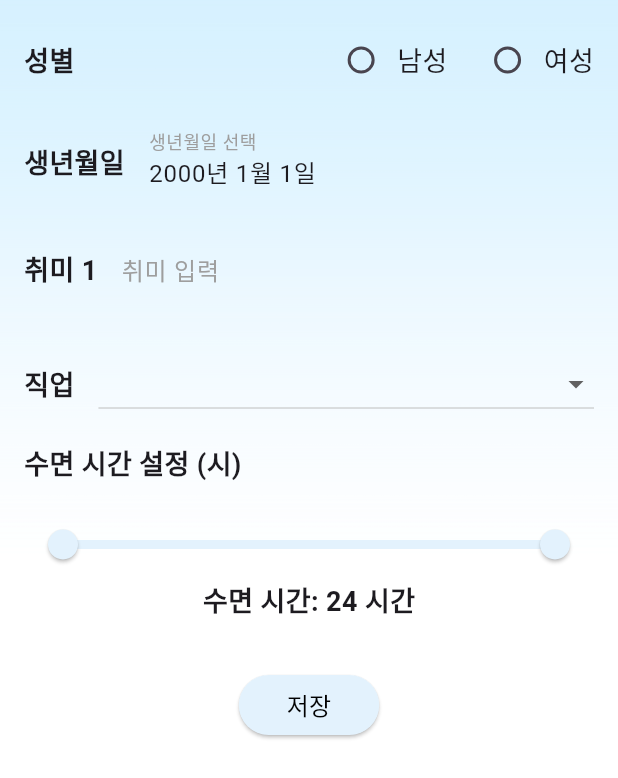
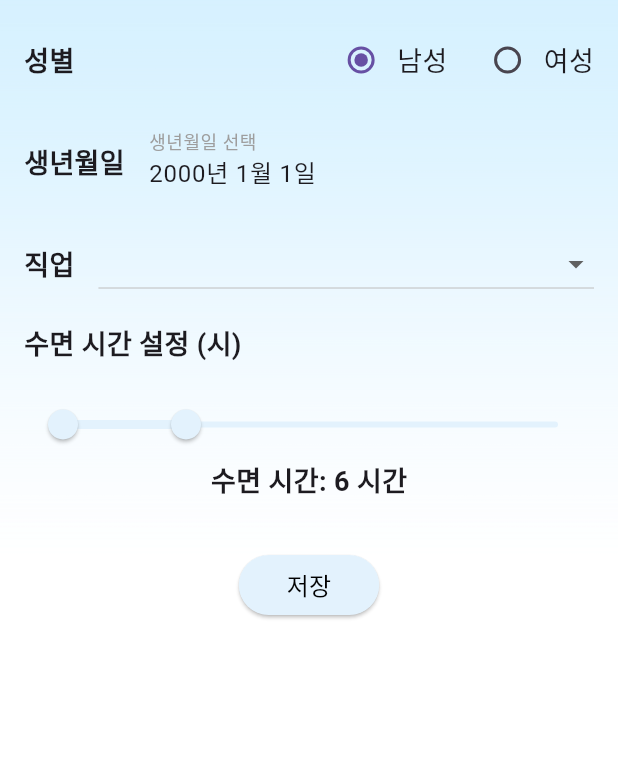
Before and after one commit to 2024-AISCHOOL-APP/StressCheck, a Flutter app: the screen it shows after launch, item 4 of the bottom bar chosen, after a tap on "정보 수정", on a phone screen of 412 x 824 dp. Shown: the top 778 px of the screen. Run offline on Flutter 3.47's test engine with Material 3 defaults, Android fonts, the phone set to English and light mode, and no system bars; our stand-ins replace flutter_blue_plus, permission_handler.

Commit message:
정보수정, 마이페이지 백

```diff
--- a/flutter_application_stresscheck/lib/app_screen/auth_provider.dart
+++ b/flutter_application_stresscheck/lib/app_screen/auth_provider.dart
@@ -3,20 +3,45 @@ import 'package:flutter/material.dart';
 class AuthProvider with ChangeNotifier {
   String? _userId;
   String? _userName;  // user_name 저장
+  String? _userGender;  // user_gender 저장
+  String? _userBirthdate;  // user_birthdate 저장
+  String? _userJob;  // user_job 저장
+  int? _userSleep;  // user_sleep 저장
 
   bool get isLoggedIn => _userId != null;
   String? get userId => _userId;
-  String? get userName => _userName;  // user_name 가져오기
+  String? get userName => _userName;
+  String? get userGender => _userGender;
+  String? get userBirthdate => _userBirthdate;
+  String? get userJob => _userJob;
+  int? get userSleep => _userSleep;
 
-  void login(String userId, String userName) {
+  void login(String userId, String userName, String userGender, String userBirthdate, String userJob, int userSleep) {
     _userId = userId;
-    _userName = userName;  // user_name 저장
+    _userName = userName;
+    _userGender = userGender;
+    _userBirthdate = userBirthdate;
+    _userJob = userJob;
+    _userSleep = userSleep;
+    notifyListeners();
+  }
+
+  // 정보 수정 시 사용자 정보를 업데이트
+  void updateUserDetails(String userGender, String userBirthdate, String userJob, int userSleep) {
+    _userGender = userGender;
+    _userBirthdate = userBirthdate;
+    _userJob = userJob;
+    _userSleep = userSleep;
     notifyListeners();
   }
 
   void logout() {
     _userId = null;
-    _userName = null;  // 로그아웃 시 user_name 초기화
+    _userName = null;
+    _userGender = null;
+    _userBirthdate = null;
+    _userJob = null;
+    _userSleep = null;
     notifyListeners();
   }
 }
--- a/flutter_application_stresscheck/lib/app_screen/mypage.dart
+++ b/flutter_application_stresscheck/lib/app_screen/mypage.dart
@@ -5,15 +5,25 @@ import 'package:flutter_application_stresscheck/app_screen/past_reslut.dart';
 import 'package:flutter_application_stresscheck/app_screen/result.dart';
 import 'package:flutter_application_stresscheck/app_screen/stress_map.dart';
 import 'package:flutter_application_stresscheck/app_screen/user_detail.dart';
-import 'package:provider/provider.dart';  // Provider 사용
-import 'auth_provider.dart';  // AuthProvider import
+import 'package:provider/provider.dart'; // Provider 사용
+import 'auth_provider.dart'; // AuthProvider import
+import 'package:intl/intl.dart'; // 날짜 처리를 위한 패키지
 
 class MyPage extends StatelessWidget {
+  final String? userId; // 사용자 ID를 받기 위한 필드 추가
+
+  MyPage({this.userId}); // 생성자에서 사용자 ID를 받을 수 있도록 설정
+
   @override
   Widget build(BuildContext context) {
     // 로그인된 사용자 정보를 가져오기
     final authProvider = Provider.of<AuthProvider>(context);
-    final String? userName = authProvider.userName;  // 로그인된 사용자의 이름
+    final String? userName = authProvider.userName; // 로그인된 사용자의 이름
+    final String? userGender = _convertGender(authProvider.userGender); // 로그인된 사용자의 성별을 변환
+    final String? userBirthdate = authProvider.userBirthdate; // 로그인된 사용자의 생년월일
+    final String? userJob = authProvider.userJob; // 로그인된 사용자의 직업
+    final int? userSleep = authProvider.userSleep; // 로그인된 사용자의 수면 시간
+    final int? userAge = _calculateAge(userBirthdate); // 생년월일을 나이로 변환
 
     return Scaffold(
       body: SafeArea(
@@ -29,77 +39,42 @@ class MyPage extends StatelessWidget {
             Padding(
               padding: const EdgeInsets.all(16.0),
               child: SingleChildScrollView(
-                // 스크롤 가능하도록 설정
                 child: Column(
                   crossAxisAlignment: CrossAxisAlignment.start,
                   children: [
                     Image.asset(
                       'image/logo.png',
-                      width: MediaQuery.of(context).size.width * 1.0,
+                      width: MediaQuery.of(context).size.width,
                       height: MediaQuery.of(context).size.width * 0.4,
                     ),
                     SizedBox(height: 24),
                     Center(
                       child: Text(
-                        userName != null ? "$userName 님" : "사용자 이름 불러오는 중...",  // 사용자 이름 표시
-                        style: TextStyle(
-                          fontSize: 24,
-                          fontWeight: FontWeight.w600,
-                        ),
+                        userName != null ? "$userName 님" : "",
+                        style: TextStyle(fontSize: 24, fontWeight: FontWeight.w600),
                       ),
                     ),
                     SizedBox(height: 36),
-                    buildInfoRow('성별', '남성'),
+                    // 사용자 정보 표시
+                    buildInfoRow('성별', userGender ?? ''),
                     SizedBox(height: 16),
-                    buildInfoRow('나이', '26세'),
+                    buildInfoRow('나이', userAge != null ? '$userAge 세' : ''),
                     SizedBox(height: 16),
-                    buildInfoRow('직업', '백수'),
+                    buildInfoRow('직업', userJob ?? ''),
                     SizedBox(height: 16),
-                    buildInfoRow('취미', '운동'),
-                    SizedBox(height: 16),
-                    buildInfoRow('수면시간', '8 시간'),
-
+                    buildInfoRow('수면시간', userSleep != null ? '$userSleep 시간' : ''),
                     SizedBox(height: 36),
                     // 정보 수정 버튼 추가
-                    Row(
-                      mainAxisAlignment: MainAxisAlignment.center,
-                      children: [
-                        ElevatedButton(
-                          onPressed: () {
-                            _imformation(context); // 정보 수정 메서드 호출
-                          },
-                          style: ElevatedButton.styleFrom(
-                            padding: EdgeInsets.symmetric(
-                              horizontal: 32,
-                              vertical: 8,
-                            ),
-                            backgroundColor: Colors.blue[50], // 버튼 배경색 변경
-                            foregroundColor: Colors.black, // 글씨 색 변경
-                          ),
-                          child: Text(
-                            '정보 수정',
-                            style: TextStyle(fontSize: 16),
-                          ),
+                    Center(
+                      child: ElevatedButton(
+                        onPressed: () => _navigateToUserDetail(context), // 정보 수정 메서드 호출
+                        style: ElevatedButton.styleFrom(
+                          padding: EdgeInsets.symmetric(horizontal: 32, vertical: 8),
+                          backgroundColor: Colors.blue[50], // 버튼 배경색 변경
+                          foregroundColor: Colors.black, // 글씨 색 변경
                         ),
-                        SizedBox(width: 25),
-                        ElevatedButton(
-                          onPressed: () {
-                            _logout(context); // 로그아웃 메서드 호출
-                          },
-                          style: ElevatedButton.styleFrom(
-                            padding: EdgeInsets.symmetric(
-                              horizontal: 32,
-                              vertical: 8,
-                            ),
-                            backgroundColor: Colors.blue[50], // 버튼 배경색 변경
-                            foregroundColor: Colors.black, // 글씨 색 변경
-                          ),
-                          child: Text(
-                            '로그아웃',
-                            style: TextStyle(fontSize: 16),
-                          ),
-                        ),
-                      ],
+                        child: Text('정보 수정', style: TextStyle(fontSize: 16)),
+                      ),
                     ),
                   ],
                 ),
@@ -110,6 +85,34 @@ class MyPage extends StatelessWidget {
       ),
       bottomNavigationBar: _buildCustomBottomAppBar(context), // 하단 네비게이션바 추가
     );
+  }
+
+  // 성별 변환 메서드 (F -> 여성, M -> 남성)
+  String? _convertGender(String? gender) {
+    if (gender == 'F') return '여성';
+    if (gender == 'M') return '남성';
+    return '';
+  }
+
+  // 나이 계산 메서드 (생년월일을 나이로 변환)
+  int? _calculateAge(String? birthdate) {
+    if (birthdate == null) return null;
+
+    try {
+      DateTime birthDate = DateFormat('yyyy-MM-dd').parse(birthdate);
+      DateTime today = DateTime.now();
+      int age = today.year - birthDate.year;
+
+      // 생일이 지나지 않았다면 나이를 1살 줄임
+      if (today.month < birthDate.month || (today.month == birthDate.month && today.day < birthDate.day)) {
+        age--;
+      }
+
+      return age;
+    } catch (e) {
+      print('생년월일 변환 중 오류 발생: $e');
+      return null;
+    }
   }
 
   // 반복되는 Row 생성을 위한 메소드
@@ -133,36 +136,23 @@ class MyPage extends StatelessWidget {
           ),
           Text(
             value,
-            style: TextStyle(
-              fontSize: 16,
-              color: Colors.black,
-              fontWeight: FontWeight.w600
-            ),
+            style: TextStyle(fontSize: 16, color: Colors.black, fontWeight: FontWeight.w600),
           ),
         ],
       ),
     );
   }
 
-  // 로그아웃 메서드
-  void _logout(BuildContext context) {
+  // 정보 수정 페이지로 이동하는 메서드
+  void _navigateToUserDetail(BuildContext context) {
     Navigator.pushReplacement(
       context,
-      MaterialPageRoute(
-          builder: (context) => LoginPage()), // 로그아웃 후 로그인 페이지로 이동
-    );
-  }
-
-  // 정보 수정 페이지로 이동하는 메서드
-  void _imformation(BuildContext context) {
-    Navigator.pushReplacement(
-      context,
-      MaterialPageRoute(
-          builder: (context) => UserDetailPage()), // 정보 수정 페이지로 이동
+      MaterialPageRoute(builder: (context) => UserDetailPage()), // 정보 수정 페이지로 이동
     );
   }
 }
 
+// Custom bottom navigation bar
 Widget _buildCustomBottomAppBar(BuildContext context) {
   return BottomNavigationBar(
     type: BottomNavigationBarType.fixed,
@@ -186,16 +176,12 @@ Widget _buildCustomBottomAppBar(BuildContext context) {
           MaterialPageRoute(builder: (context) => ResultPage()),
         );
       } else if (index == 3) {
-        Navigator.pushReplacement(
-          context,
-          MaterialPageRoute(builder: (context) => MyPage()),
-        );
+        // 현재 페이지, 아무 작업도 하지 않음
       } else if (index == 4) {
         Navigator.pushReplacement(
           context,
           MaterialPageRoute(builder: (context) => PastReslut()),
         );
-        // 현재 페이지이므로 아무 작업도 하지 않음
       }
     },
     items: [
--- a/flutter_application_stresscheck/lib/app_screen/user_detail.dart
+++ b/flutter_application_stresscheck/lib/app_screen/user_detail.dart
@@ -1,9 +1,9 @@
 import 'package:flutter/material.dart';
-import 'package:flutter_application_stresscheck/app_screen/auth_provider.dart';
-import 'package:provider/provider.dart';  // Provider 사용을 위해 import
 import 'package:flutter_application_stresscheck/app_screen/mypage.dart';
+import 'package:provider/provider.dart';
 import 'package:http/http.dart' as http;
 import 'dart:convert';
+import 'auth_provider.dart'; // AuthProvider import
 
 class UserDetailPage extends StatefulWidget {
   @override
@@ -11,39 +11,77 @@ class UserDetailPage extends StatefulWidget {
 }
 
 class _UserDetailPageState extends State<UserDetailPage> {
-  String gender = ""; // 성별 정보 저장
+  String gender = "남성"; // 기본 성별 설정
   DateTime birthDate = DateTime(2000, 1, 1); // 기본 생년월일 설정
-  RangeValues sleepTimeRange = RangeValues(18.0, 42.0); // 18시부터 다음날 18시로 초기 설정
-  String selectedJob = ""; // 선택된 직업
-  List<String> jobList = ["태초마을 오박사", "지우라고 했지!", "챔피언 레드", "버려진 피죤투", "레드의 거북왕", "레드 친구 그린", "로켓단 간부", "로켓단 마자용", "강가의 잉어킹"]; // 미리 정의된 직업 리스트
-  List<String> hobbies = [""]; // 취미 저장 리스트
-  final int maxHobbies = 3; // 최대 취미 개수
+  RangeValues sleepTimeRange = RangeValues(18.0, 24.0); // 기본 수면 시간 범위 설정
+  String selectedJob = ""; // 기본 직업 설정
+
+  final List<String> jobList = [
+    "태초마을 오박사",
+    "지우라고 했지!",
+    "챔피언 레드",
+    "버려진 피죤투",
+    "레드의 거북왕",
+    "레드 친구 그린",
+    "로켓단 간부",
+    "로켓단 마자용",
+    "강가의 잉어킹"
+  ]; // 미리 정의된 직업 리스트
+
+  @override
+  void initState() {
+    super.initState();
+
+    // AuthProvider에서 저장된 값들을 불러와 초기화
+    WidgetsBinding.instance.addPostFrameCallback((_) {
+      final authProvider = Provider.of<AuthProvider>(context, listen: false);
+
+      setState(() {
+        gender = authProvider.userGender != null
+            ? (authProvider.userGender == "M" ? "남성" : "여성")
+            : "남성"; // 성별 초기화 (null일 경우 남성)
+
+        // 생년월일이 null이면 기본값, 아니면 값 설정
+        if (authProvider.userBirthdate != null) {
+          String normalizedBirthDate = normalizeDateFormat(authProvider.userBirthdate!);
+          birthDate = DateTime.parse(normalizedBirthDate); // 생년월일 설정
+        } else {
+          birthDate = DateTime(2000, 1, 1); // 기본 생년월일 설정
+        }
+
+        // 직업이 null일 경우 기본값 처리
+        selectedJob = authProvider.userJob ?? "";
+
+        // 수면 시간 범위 설정 (null일 경우 기본값 사용)
+        double sleepStart = 18.0; // 18시부터 기본 설정
+        double sleepEnd = sleepStart + (authProvider.userSleep?.toDouble() ?? 6.0); // 기본 수면시간 6시간
+        sleepTimeRange = RangeValues(sleepStart, sleepEnd.clamp(18.0, 42.0)); // 범위 체크 및 설정
+      });
+    });
+  }
+
+  String normalizeDateFormat(String date) {
+    List<String> parts = date.split('-');
+    if (parts[1].length == 1) parts[1] = '0' + parts[1]; // 월이 한 자리면 앞에 0을 추가
+    if (parts[2].length == 1) parts[2] = '0' + parts[2]; // 일이 한 자리면 앞에 0을 추가
+    return parts.join('-');
+  }
 
   Future<void> _saveUserDetails() async {
     final authProvider = Provider.of<AuthProvider>(context, listen: false);
-    final String? userId = authProvider.userId;  // 로그인한 사용자의 userId
+    final String? userId = authProvider.userId;
 
     if (userId == null) {
       ScaffoldMessenger.of(context).showSnackBar(
         SnackBar(content: Text('로그인이 필요합니다.')),
       );
-      return; // userId가 없으면 저장 불가
+      return;
     }
 
     String genderValue = (gender == "남성") ? "M" : "F"; // 성별 변환
     int sleepDuration = sleepTimeRange.end > sleepTimeRange.start
         ? (sleepTimeRange.end - sleepTimeRange.start).round()
-        : (24 - sleepTimeRange.start + sleepTimeRange.end).round(); // 수면시간 계산
-
-    List<Map<String, dynamic>> hobbiesData = [];
-    for (int i = 0; i < hobbies.length; i++) {
-      if (hobbies[i].isNotEmpty) {
-        hobbiesData.add({
-          'hobby_idx': i + 1,  // 인덱스는 1부터 시작
-          'user_hobby': hobbies[i]
-        });
-      }
-    }
+        : (24 - sleepTimeRange.start + sleepTimeRange.end).round();
 
     final response = await http.post(
       Uri.parse('http://10.0.2.2:8000/auth/user/update'),
@@ -56,13 +94,18 @@ class _UserDetailPageState extends State<UserDetailPage> {
         'user_birthdate': '${birthDate.year}-${birthDate.month}-${birthDate.day}',
         'user_job': selectedJob,
         'user_sleep': sleepDuration,
-        'hobbies': hobbiesData,  // 취미 데이터를 리스트로 보냄
       }),
     );
 
     if (response.statusCode == 200) {
       ScaffoldMessenger.of(context).showSnackBar(
         SnackBar(content: Text('회원 정보가 저장되었습니다.')),
+      );
+      authProvider.updateUserDetails(
+        genderValue,
+        '${birthDate.year}-${birthDate.month}-${birthDate.day}',
+        selectedJob,
+        sleepDuration,
       );
     } else {
       final errorData = json.decode(utf8.decode(response.bodyBytes));
@@ -81,10 +124,10 @@ class _UserDetailPageState extends State<UserDetailPage> {
           children: [
             // 배경 이미지 추가
             Image.asset(
-              'image/bg.png', // 배경 이미지 경로
+              'image/bg.png',
               width: MediaQuery.of(context).size.width,
               height: MediaQuery.of(context).size.height,
-              fit: BoxFit.cover, // 이미지가 화면을 덮도록 설정
+              fit: BoxFit.cover,
             ),
             Padding(
               padding: const EdgeInsets.all(16.0),
@@ -106,21 +149,6 @@ class _UserDetailPageState extends State<UserDetailPage> {
                       onBirthDateChanged: (value) {
                         setState(() {
                           birthDate = value;
-                        });
-                      },
-                    ),
-                    SizedBox(height: 16),
-                    HobbiesInput(
-                      hobbies: hobbies,
-                      maxHobbies: maxHobbies,
-                      onHobbyChanged: (index, value) {
-                        setState(() {
-                          hobbies[index] = value;
-                          if (value.isNotEmpty &&
-                              index == hobbies.length - 1 &&
-                              hobbies.length < maxHobbies) {
-                            hobbies.add(""); // 자동으로 새로운 취미 필드 추가
-                          }
                         });
                       },
                     ),
@@ -151,7 +179,13 @@ class _UserDetailPageState extends State<UserDetailPage> {
                           foregroundColor: Colors.black,
                           padding: EdgeInsets.symmetric(horizontal: 32, vertical: 8),
                         ),
-                        onPressed: _saveUserDetails, // 저장 버튼 눌렀을 때
+                        onPressed: () async {
+                          await _saveUserDetails();
+                          Navigator.pushReplacement(
+                            context,
+                            MaterialPageRoute(builder: (context) => MyPage()),
+                          );
+                        },
                         child: Text('저장', style: TextStyle(fontSize: 16)),
                       ),
                     ),
@@ -165,6 +199,8 @@ class _UserDetailPageState extends State<UserDetailPage> {
     );
   }
 }
+
+// GenderSelection, AgeInput, JobSelection, SleepTimeSlider 구현
 
 class GenderSelection extends StatelessWidget {
   final String selectedGender;
@@ -296,53 +332,6 @@ class JobSelection extends StatelessWidget {
   }
 }
 
-class HobbiesInput extends StatelessWidget {
-  final List<String> hobbies;
-  final int maxHobbies;
-  final Function(int, String) onHobbyChanged;
-
-  const HobbiesInput({
-    required this.hobbies,
-    required this.maxHobbies,
-    required this.onHobbyChanged,
-  });
-
-  @override
-  Widget build(BuildContext context) {
-    return Column(
-      crossAxisAlignment: CrossAxisAlignment.start,
-      children: [
-        ...List.generate(hobbies.length, (index) {
-          return Padding(
-            padding: const EdgeInsets.only(bottom: 8.0),
-            child: Row(
-              children: [
-                Text('취미 ${index + 1}', style: TextStyle(fontSize: 18, fontWeight: FontWeight.w600)),
-                SizedBox(width: 16),
-                Expanded(
-                  child: TextField(
-                    decoration: InputDecoration(
-                      border: InputBorder.none, // 테두리 없음
-                      focusedBorder: UnderlineInputBorder(
-                        borderSide: BorderSide(color: Colors.black), // 선택 시 밑줄 검정색
-                      ),
-                      labelText: '취미 입력',
-                      labelStyle: TextStyle(color: Colors.grey),
-                    ),
-                    onChanged: (value) {
-                      onHobbyChanged(index, value);
-                    },
-                  ),
-                ),
-              ],
-            ),
-          );
-        }),
-      ],
-    );
-  }
-}
-
 class SleepTimeSlider extends StatelessWidget {
   final RangeValues sleepTimeRange;
   final Function(RangeValues) onSleepTimeChanged;
```
Also changed, not shown: flutter_application_stresscheck/lib/app_screen/login.dart (+55 -4 lines), flutter_application_stresscheck/lib/app_screen/past_reslut.dart (+22 -6 lines), 3 other files.
